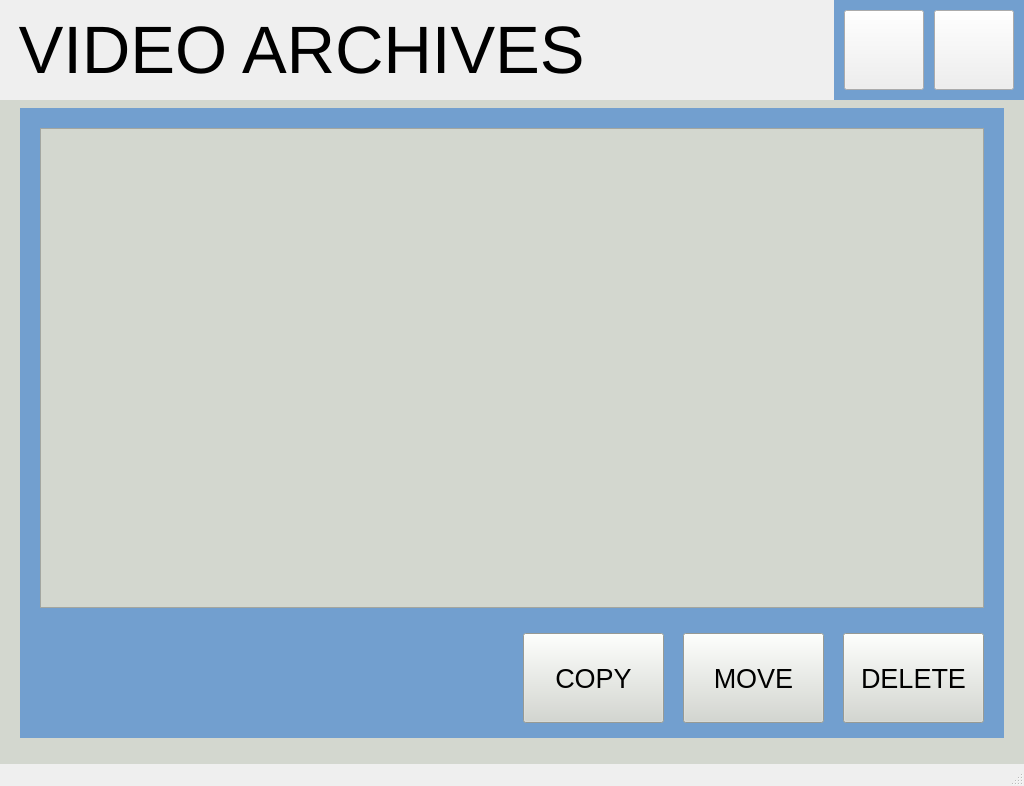
Old version of the form videoarchivewindow.ui in the repository kartikeya8973/emu_hmi_app.
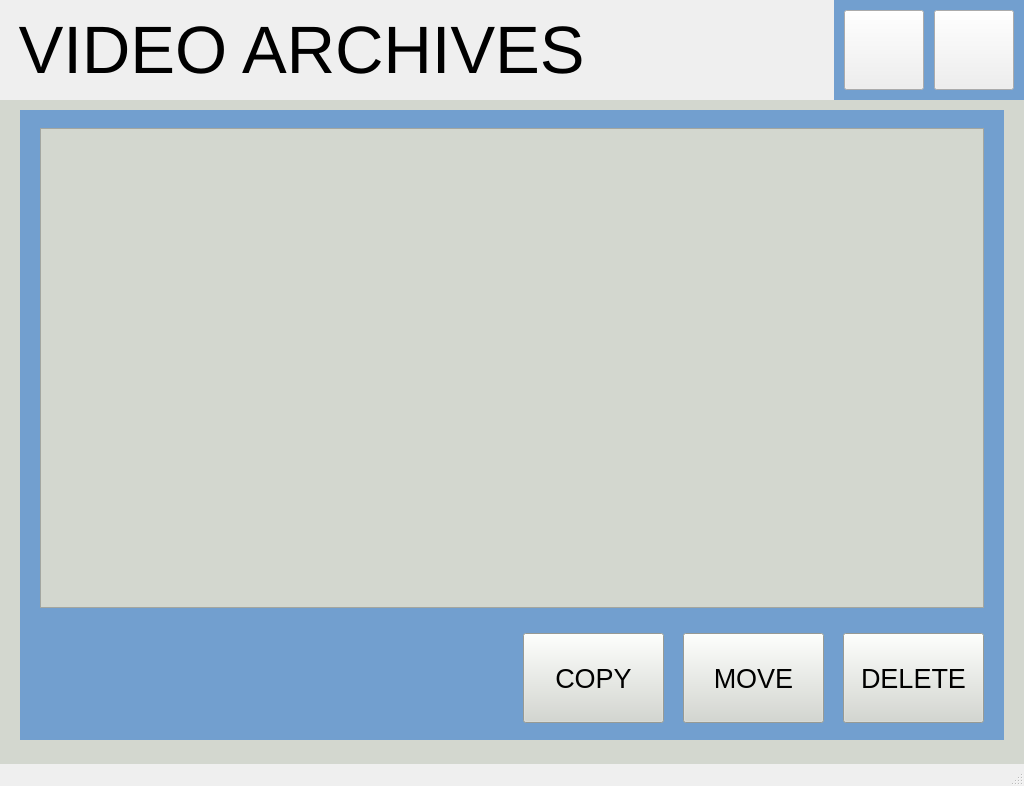
New version of the form. The open tabs and pages were chosen to show the change. Icons and pictures are not drawn.

```diff
--- a/videoarchivewindow.ui
+++ b/videoarchivewindow.ui
@@ -306,7 +306,7 @@
       <property name="geometry">
        <rect>
         <x>20</x>
-        <y>8</y>
+        <y>10</y>
         <width>984</width>
         <height>630</height>
        </rect>
```
Left out of the diff: 8 changed lines with no effect on the pictures.
